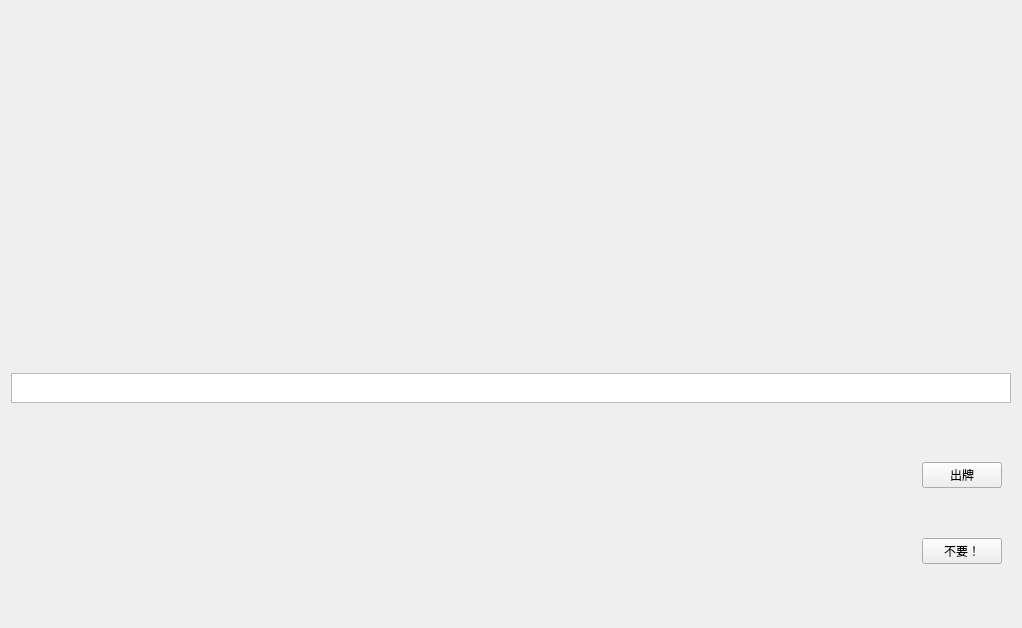
Above: game.ui from NickLennonLiu/landlord before the change. Below: the same form after it.
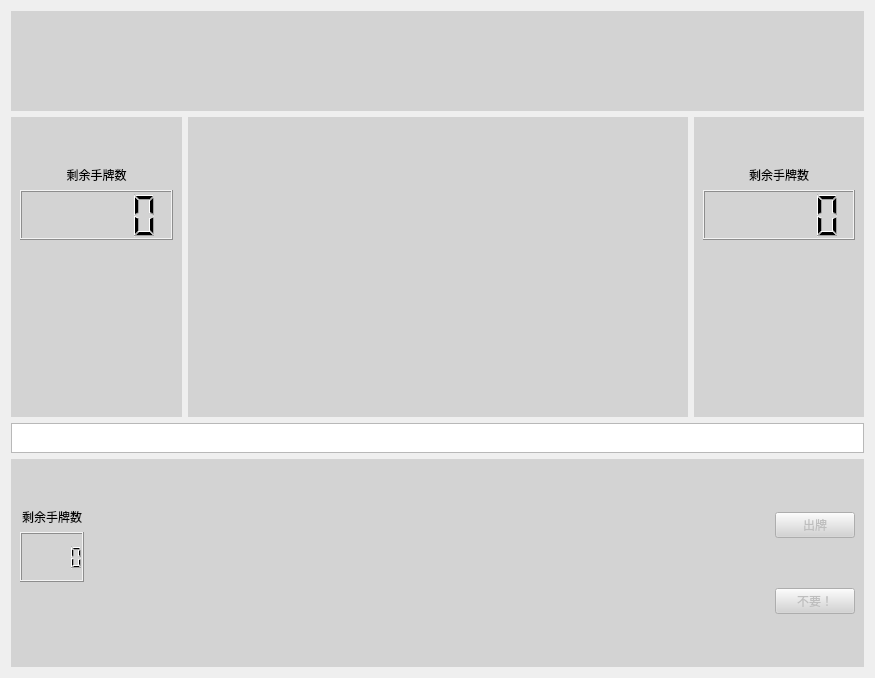
That is the form after the change.

The edit to the form file:
```diff
--- a/game.ui
+++ b/game.ui
@@ -6,8 +6,8 @@
    <rect>
     <x>0</x>
     <y>0</y>
-    <width>1022</width>
-    <height>628</height>
+    <width>875</width>
+    <height>678</height>
    </rect>
   </property>
   <property name="windowTitle">
@@ -26,24 +26,20 @@
        </property>
        <item>
         <widget class="QWidget" name="lord" native="true">
-         <property name="sizePolicy">
-          <sizepolicy hsizetype="Maximum" vsizetype="Maximum">
-           <horstretch>0</horstretch>
-           <verstretch>0</verstretch>
-          </sizepolicy>
-         </property>
          <property name="minimumSize">
           <size>
-           <width>1000</width>
-           <height>50</height>
+           <width>0</width>
+           <height>100</height>
           </size>
          </property>
-         <property name="maximumSize">
-          <size>
-           <width>1000</width>
-           <height>50</height>
-          </size>
+         <property name="styleSheet">
+          <string notr="true">background-color:lightgray</string>
          </property>
+         <layout class="QHBoxLayout" name="horizontalLayout_11">
+          <item>
+           <layout class="QHBoxLayout" name="horizontalLayout_10"/>
+          </item>
+         </layout>
         </widget>
        </item>
       </layout>
@@ -60,6 +56,68 @@
              <height>300</height>
             </size>
            </property>
+           <property name="styleSheet">
+            <string notr="true">background-color:lightgray</string>
+           </property>
+           <layout class="QVBoxLayout" name="verticalLayout_8">
+            <item>
+             <widget class="QLabel" name="uIdentity">
+              <property name="text">
+               <string/>
+              </property>
+              <property name="alignment">
+               <set>Qt::AlignCenter</set>
+              </property>
+             </widget>
+            </item>
+            <item>
+             <widget class="QLabel" name="uName">
+              <property name="text">
+               <string/>
+              </property>
+              <property name="alignment">
+               <set>Qt::AlignCenter</set>
+              </property>
+             </widget>
+            </item>
+            <item>
+             <layout class="QVBoxLayout" name="verticalLayout_12">
+              <item>
+               <widget class="QLabel" name="label_2">
+                <property name="text">
+                 <string>剩余手牌数</string>
+                </property>
+                <property name="alignment">
+                 <set>Qt::AlignCenter</set>
+                </property>
+               </widget>
+              </item>
+              <item>
+               <widget class="QLCDNumber" name="uNum">
+                <property name="minimumSize">
+                 <size>
+                  <width>0</width>
+                  <height>50</height>
+                 </size>
+                </property>
+               </widget>
+              </item>
+              <item>
+               <spacer name="verticalSpacer_2">
+                <property name="orientation">
+                 <enum>Qt::Vertical</enum>
+                </property>
+                <property name="sizeHint" stdset="0">
+                 <size>
+                  <width>20</width>
+                  <height>40</height>
+                 </size>
+                </property>
+               </spacer>
+              </item>
+             </layout>
+            </item>
+           </layout>
           </widget>
          </item>
         </layout>
@@ -74,6 +132,10 @@
              <height>300</height>
             </size>
            </property>
+           <property name="styleSheet">
+            <string notr="true">background-color:lightgray</string>
+           </property>
+           <layout class="QHBoxLayout" name="horizontalLayout_9"/>
           </widget>
          </item>
         </layout>
@@ -88,6 +150,68 @@
              <height>300</height>
             </size>
            </property>
+           <property name="styleSheet">
+            <string notr="true">background-color:lightgray</string>
+           </property>
+           <layout class="QVBoxLayout" name="verticalLayout_10">
+            <item>
+             <widget class="QLabel" name="lIdentity">
+              <property name="text">
+               <string/>
+              </property>
+              <property name="alignment">
+               <set>Qt::AlignCenter</set>
+              </property>
+             </widget>
+            </item>
+            <item>
+             <widget class="QLabel" name="lName">
+              <property name="text">
+               <string/>
+              </property>
+              <property name="alignment">
+               <set>Qt::AlignCenter</set>
+              </property>
+             </widget>
+            </item>
+            <item>
+             <layout class="QVBoxLayout" name="verticalLayout_9">
+              <item>
+               <widget class="QLabel" name="label_3">
+                <property name="text">
+                 <string>剩余手牌数</string>
+                </property>
+                <property name="alignment">
+                 <set>Qt::AlignCenter</set>
+                </property>
+               </widget>
+              </item>
+              <item>
+               <widget class="QLCDNumber" name="lNum">
+                <property name="minimumSize">
+                 <size>
+                  <width>0</width>
+                  <height>50</height>
+                 </size>
+                </property>
+               </widget>
+              </item>
+              <item>
+               <spacer name="verticalSpacer_3">
+                <property name="orientation">
+                 <enum>Qt::Vertical</enum>
+                </property>
+                <property name="sizeHint" stdset="0">
+                 <size>
+                  <width>20</width>
+                  <height>40</height>
+                 </size>
+                </property>
+               </spacer>
+              </item>
+             </layout>
+            </item>
+           </layout>
           </widget>
          </item>
         </layout>
@@ -118,13 +242,91 @@
            <height>200</height>
           </size>
          </property>
+         <property name="styleSheet">
+          <string notr="true">background-color:lightgray</string>
+         </property>
          <layout class="QHBoxLayout" name="horizontalLayout_5">
           <item>
            <layout class="QHBoxLayout" name="horizontalLayout_4">
+            <item>
+             <layout class="QVBoxLayout" name="verticalLayout_11">
+              <item>
+               <widget class="QLabel" name="sIdentity">
+                <property name="minimumSize">
+                 <size>
+                  <width>60</width>
+                  <height>0</height>
+                 </size>
+                </property>
+                <property name="text">
+                 <string/>
+                </property>
+                <property name="alignment">
+                 <set>Qt::AlignCenter</set>
+                </property>
+               </widget>
+              </item>
+              <item>
+               <widget class="QLabel" name="sName">
+                <property name="minimumSize">
+                 <size>
+                  <width>20</width>
+                  <height>0</height>
+                 </size>
+                </property>
+                <property name="text">
+                 <string> </string>
+                </property>
+                <property name="alignment">
+                 <set>Qt::AlignCenter</set>
+                </property>
+               </widget>
+              </item>
+              <item>
+               <widget class="QLabel" name="label">
+                <property name="text">
+                 <string>剩余手牌数</string>
+                </property>
+                <property name="alignment">
+                 <set>Qt::AlignCenter</set>
+                </property>
+               </widget>
+              </item>
+              <item>
+               <widget class="QLCDNumber" name="sNum">
+                <property name="minimumSize">
+                 <size>
+                  <width>0</width>
+                  <height>50</height>
+                 </size>
+                </property>
+               </widget>
+              </item>
+              <item>
+               <spacer name="verticalSpacer">
+                <property name="orientation">
+                 <enum>Qt::Vertical</enum>
+                </property>
+                <property name="sizeHint" stdset="0">
+                 <size>
+                  <width>20</width>
+                  <height>40</height>
+                 </size>
+                </property>
+               </spacer>
+              </item>
+             </layout>
+            </item>
             <item>
              <layout class="QVBoxLayout" name="verticalLayout_7">
               <item>
                <widget class="QWidget" name="handArea" native="true">
+                <property name="minimumSize">
+                 <size>
+                  <width>0</width>
+                  <height>180</height>
+                 </size>
+                </property>
                 <layout class="QHBoxLayout" name="horizontalLayout_8"/>
                </widget>
               </item>
@@ -133,9 +335,12 @@
                 <property name="orientation">
                  <enum>Qt::Horizontal</enum>
                 </property>
+                <property name="sizeType">
+                 <enum>QSizePolicy::Expanding</enum>
+                </property>
                 <property name="sizeHint" stdset="0">
                  <size>
-                  <width>40</width>
+                  <width>0</width>
                   <height>0</height>
                  </size>
                 </property>
@@ -150,6 +355,9 @@
               </property>
               <item>
                <widget class="QPushButton" name="confirm">
+                <property name="enabled">
+                 <bool>false</bool>
+                </property>
                 <property name="maximumSize">
                  <size>
                   <width>100</width>
@@ -163,6 +371,9 @@
               </item>
               <item>
                <widget class="QPushButton" name="pass">
+                <property name="enabled">
+                 <bool>false</bool>
+                </property>
                 <property name="maximumSize">
                  <size>
                   <width>100</width>
```
